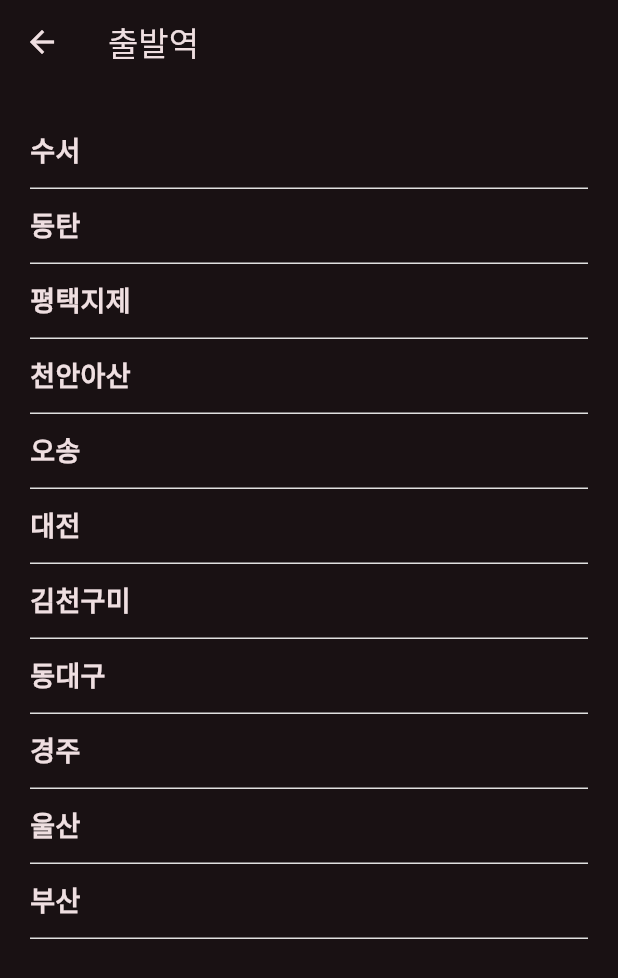
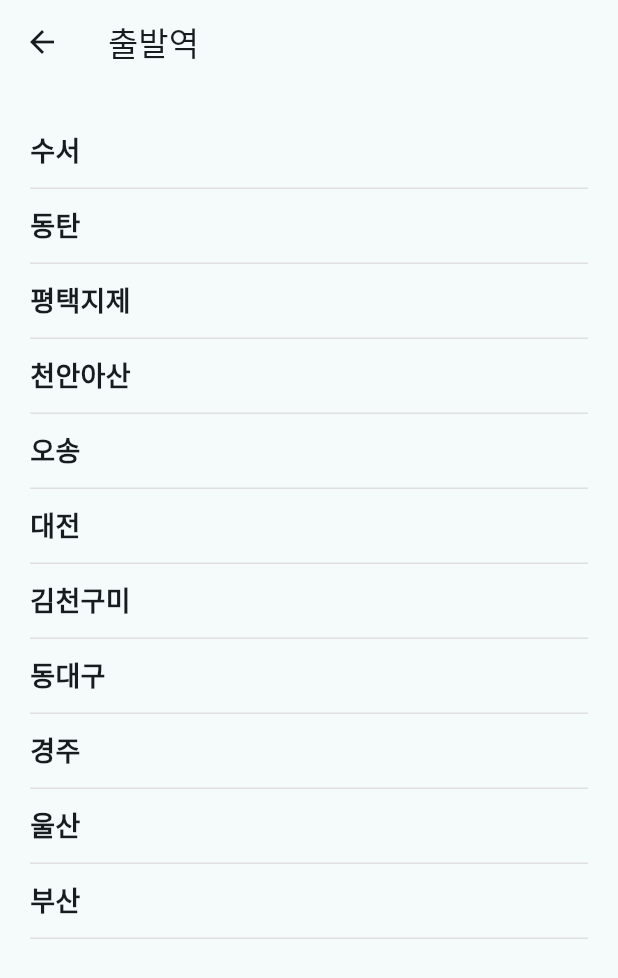
Before and after one commit to treeandturtle/flutter_train_app, a Flutter app: the screen it shows after launch, after a tap on "출발역", on a phone screen of 412 x 824 dp. Shown: the top 978 px of the screen. Run offline on Flutter 3.47's test engine with Material 3 defaults, Android fonts, the phone set to English and light mode, and no system bars.

Commit message:
도전기능 2 추가

```diff
--- a/lib/main.dart
+++ b/lib/main.dart
@@ -12,16 +12,14 @@ class MyApp extends StatelessWidget {
   Widget build(BuildContext context) {
     return MaterialApp(
       title: 'Flutter train app',
-      themeMode: ThemeMode.dark,
+      themeMode: ThemeMode.light,
       theme: ThemeData(
         useMaterial3: true,
-        brightness: Brightness.light,
-        scaffoldBackgroundColor: Colors.grey[200],
-        primaryColor: Colors.white,
+
+        colorScheme: ColorScheme.fromSeed(seedColor: Colors.white),
       ),
       darkTheme: ThemeData(
-        brightness: Brightness.dark,
-        colorSchemeSeed: Colors.black,
+        colorScheme: ColorScheme.fromSeed(seedColor: Colors.black87),
 
         useMaterial3: true,
       ),
--- a/lib/page/homepage.dart
+++ b/lib/page/homepage.dart
@@ -19,7 +19,7 @@ class _HomePageState extends State<HomePage> {
     // String? endStation; 상태가 아닌 지역 변수로 설정 시 다른 위젯으로 이동시 감지를 못함
     return Scaffold(
       appBar: AppBar(title: Text('기차 예매')),
-      backgroundColor: Theme.of(context).scaffoldBackgroundColor,
+      backgroundColor: Colors.grey[200],
       body: Padding(
         padding: const EdgeInsets.all(20.0),
         child: Column(
@@ -39,6 +39,7 @@ class _HomePageState extends State<HomePage> {
                 children: [
                   StationPart(
                     stationtitle: '출발역',
+                    excludeStation: endStation,
                     onSelected: (value) {
                       {
                         setState(() {
@@ -51,6 +52,7 @@ class _HomePageState extends State<HomePage> {
                   Container(width: 2, height: 50, color: Colors.grey[400]),
                   StationPart(
                     stationtitle: '도착역',
+                    excludeStation: startStation,
                     onSelected: (value) {
                       {
                         setState(() {
--- a/lib/page/station_part.dart
+++ b/lib/page/station_part.dart
@@ -4,10 +4,12 @@ import 'package:flutter_train_app/page/stationpage.dart';
 class StationPart extends StatefulWidget {
   final String stationtitle;
   final Function(String?) onSelected;
+  final String? excludeStation;
   const StationPart({
     super.key,
     required this.stationtitle,
     required this.onSelected,
+    this.excludeStation,
   });
 
   @override
@@ -22,8 +24,10 @@ class _StationPartState extends State<StationPart> {
       onTap: () async {
         String? selectedStationPage = await Navigator.of(context).push(
           MaterialPageRoute(
-            builder: (context) =>
-                StationPage(stationtitle: widget.stationtitle),
+            builder: (context) => StationPage(
+              stationtitle: widget.stationtitle,
+              excludeStation: widget.excludeStation,
+            ),
           ),
         );
         if (selectedStationPage != null) {
--- a/lib/page/stationpage.dart
+++ b/lib/page/stationpage.dart
@@ -3,21 +3,30 @@ import 'package:flutter_train_app/train_model.dart';
 
 class StationPage extends StatelessWidget {
   final String stationtitle;
-  const StationPage({super.key, required this.stationtitle});
+  final String? excludeStation;
+
+  const StationPage({
+    super.key,
+    required this.stationtitle,
+    this.excludeStation,
+  });
 
   @override
   Widget build(BuildContext context) {
     Train train = Train();
+    final List<String> filteredStations = train.stations
+        .where((station) => station != excludeStation)
+        .toList();
     return Scaffold(
       appBar: AppBar(title: Text(stationtitle)),
       body: Padding(
         padding: const EdgeInsets.all(20.0),
         child: ListView.builder(
-          itemCount: train.stations.length,
+          itemCount: filteredStations.length,
           itemBuilder: (BuildContext context, int index) {
             return GestureDetector(
               onTap: () {
-                Navigator.of(context).pop(train.stations[index]);
+                Navigator.of(context).pop(filteredStations[index]);
               },
               child: Container(
                 alignment: Alignment.centerLeft,
@@ -31,7 +40,7 @@ class StationPage extends StatelessWidget {
                   ),
                 ),
                 child: Text(
-                  train.stations[index],
+                  filteredStations[index],
                   style: TextStyle(fontSize: 18, fontWeight: FontWeight.bold),
                 ),
               ),
```
